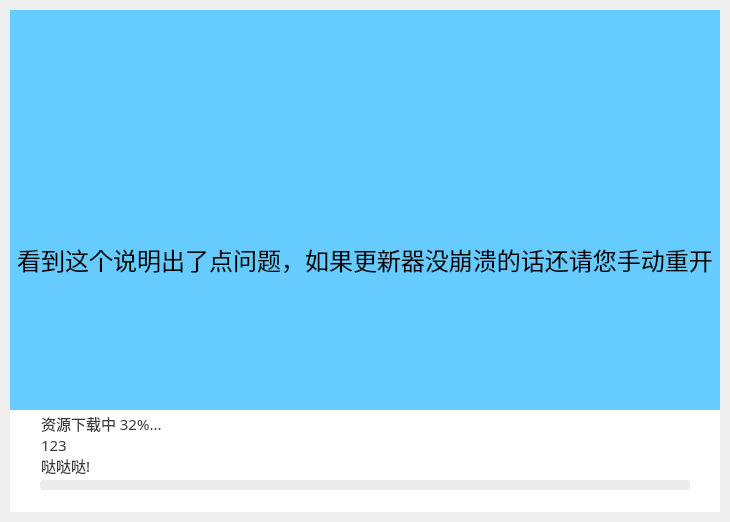
The window that mainwindow.ui (kongying-tavern/yuanshendt-updater) describes before a commit, drawn with Qt 5.
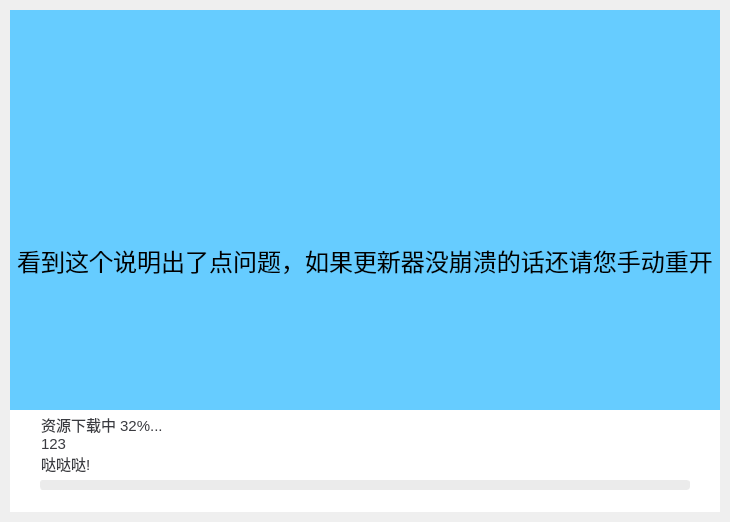
The same window after the commit. The open tabs and pages were chosen to show the change. Icons and pictures are not drawn.

```diff
--- a/mainwindow.ui
+++ b/mainwindow.ui
@@ -66,7 +66,6 @@
       </property>
       <property name="font">
        <font>
-        <family>微软雅黑</family>
         <pointsize>-1</pointsize>
         <kerning>false</kerning>
        </font>
@@ -145,7 +144,6 @@
       </property>
       <property name="font">
        <font>
-        <family>微软雅黑 Light</family>
         <pointsize>-1</pointsize>
        </font>
       </property>
@@ -286,7 +284,6 @@
     </property>
     <property name="font">
      <font>
-      <family>微软雅黑 Light</family>
       <pointsize>18</pointsize>
      </font>
     </property>
```
Left out of the diff: 5 changed lines with no effect on the pictures.
